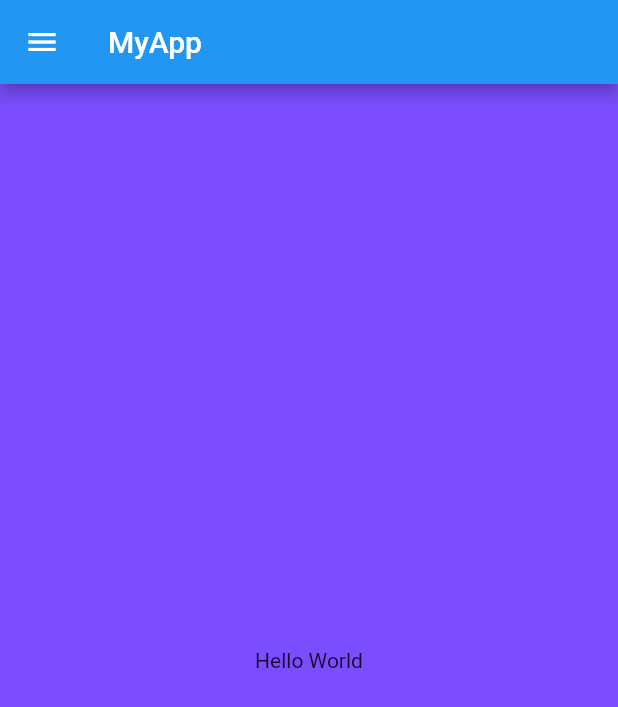
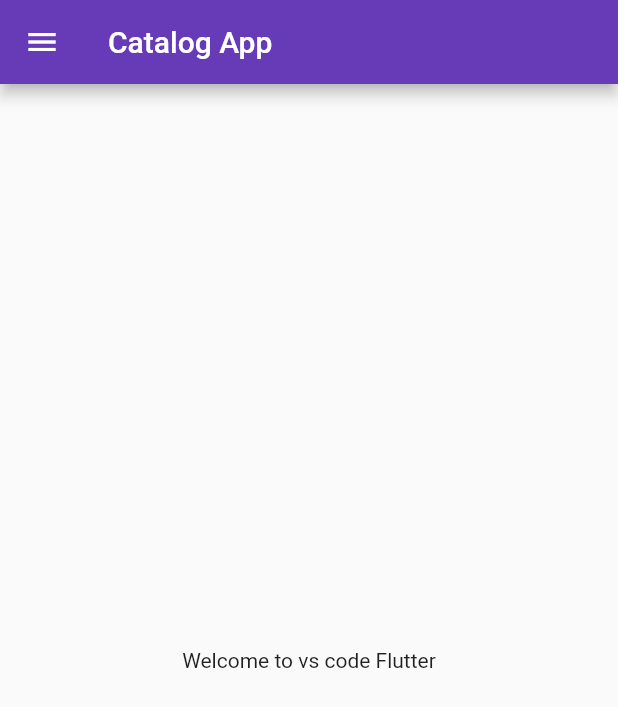
Before and after one commit to vickkybopche/flutter-first-project, a Flutter app: the screen it shows after launch, on a phone screen of 412 x 824 dp. Shown: the top 707 px of the screen. Run offline on Flutter 3.47's test engine with Material 2 defaults, Android fonts, the phone set to English and light mode, and no system bars.

Commit message:
Day2 completed

```diff
--- a/lib/home_page.dart
+++ b/lib/Pages/home_page.dart
@@ -4,12 +4,13 @@ class HomePage extends StatelessWidget {
   @override
   Widget build(BuildContext context) {
     return Scaffold(
-      backgroundColor: Colors.deepPurpleAccent ,
+
+
       appBar: AppBar(
-        title: Text("MyApp"),
+        title: Text("Catalog App"),
       ),
       body:Center(
-          child: Text("Hello World"),
+          child: Text("Welcome to vs code Flutter"),
       ) ,
       drawer: Drawer(),
     );
--- a/lib/main.dart
+++ b/lib/main.dart
@@ -1,15 +1,29 @@
 import "package:flutter/material.dart";
-import 'package:flutter_app/home_page.dart';
+import 'package:flutter_app/Pages/home_page.dart';
+import 'package:flutter_app/Pages/login_page.dart';
 void main(){
   runApp(MyApp());
 }
 class MyApp extends StatelessWidget {
   @override
   Widget build(BuildContext context) {
-    String F = "1st";
+
     return MaterialApp(
-
-      home:HomePage(),
+      debugShowCheckedModeBanner: false,
+      themeMode: ThemeMode.light,
+      theme: ThemeData(
+        primarySwatch: Colors.deepPurple
+      ),
+      darkTheme: ThemeData(
+        brightness: Brightness.dark,
+        // primarySwatch: Colors.red
+      ),
+      initialRoute: "/home",
+      routes: {
+        "/":(context)=> LoginPage(),
+        "/home":(context)=> HomePage(),
+        "/login":(context)=> LoginPage()
+      },
     );
   }
 }
```
Also changed, not shown: lib/Pages/login_page.dart (added, +17 -0 lines).
